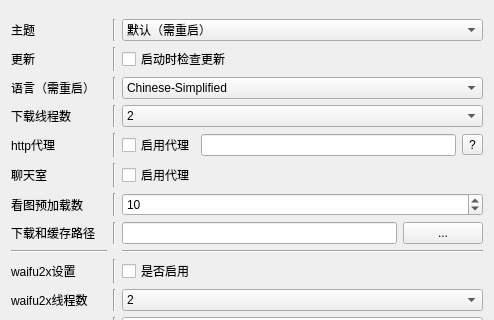
This is ui/setting.ui in tonquer/picacg-qt as Qt 5 draws it before an edit; both pictures show x 0 to 494 and y 0 to 320 of the 494 by 649 pixel window. The edited form follows.
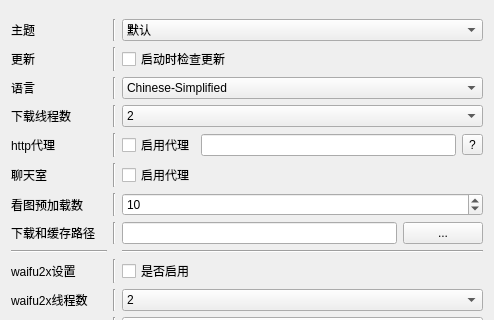
This is the edited form.

What changed in the file:
```diff
--- a/ui/setting.ui
+++ b/ui/setting.ui
@@ -92,9 +92,15 @@
      </item>
      <item row="0" column="2">
       <widget class="QComboBox" name="themeBox">
+       <property name="editable">
+        <bool>false</bool>
+       </property>
+       <property name="currentText">
+        <string>默认</string>
+       </property>
        <item>
         <property name="text">
-         <string>默认（需重启）</string>
+         <string>默认</string>
         </property>
        </item>
        <item>
@@ -770,7 +776,7 @@
      <item row="3" column="0">
       <widget class="QLabel" name="label_lang">
        <property name="text">
-        <string>语言（需重启）</string>
+        <string>语言</string>
        </property>
       </widget>
      </item>
```
